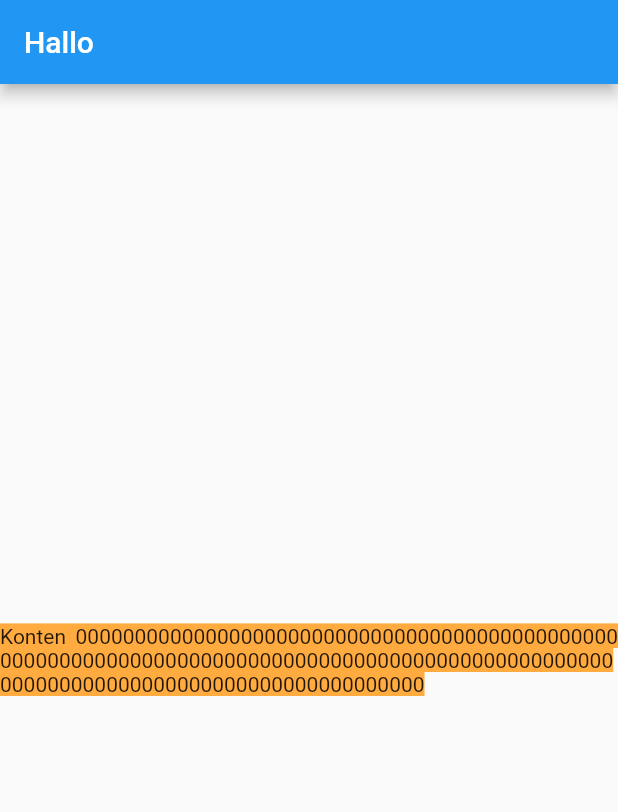
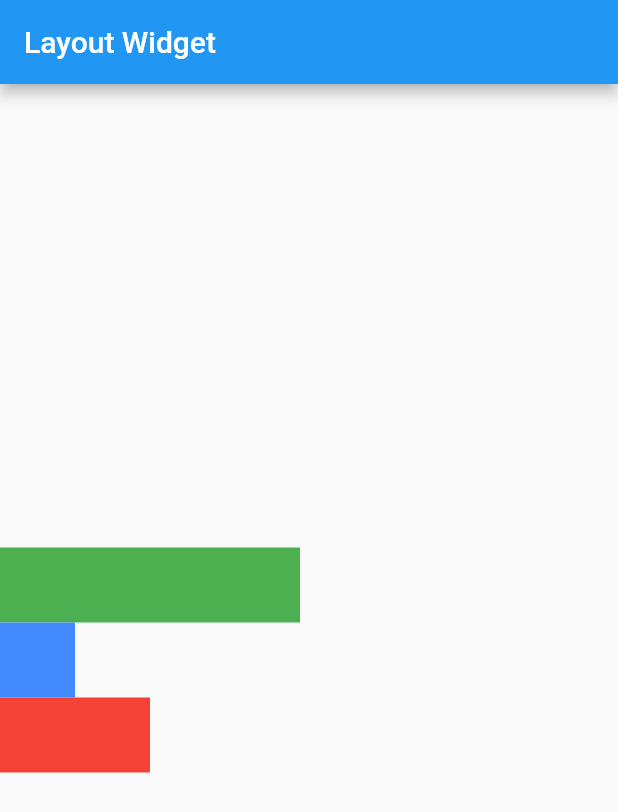
Before and after one commit to revanggaajip/latihan-flutter, a Flutter app: the screen it shows after launch, on a phone screen of 412 x 824 dp. Shown: the top 812 px of the screen. Run offline on Flutter 3.47's test engine with Material 2 defaults, Android fonts, the phone set to English and light mode, and no system bars.

```diff
--- a/lib/main.dart
+++ b/lib/main.dart
@@ -1,27 +1,39 @@
 import 'package:flutter/material.dart';
 
 void main() {
-  runApp(MainApp());
+  runApp(MyApp());
 }
 
-class MainApp extends StatelessWidget {
-  const MainApp({Key? key}) : super(key: key);
+class MyApp extends StatelessWidget {
+  const MyApp({Key? key}) : super(key: key);
 
   @override
   Widget build(BuildContext context) {
     return MaterialApp(
-      debugShowCheckedModeBanner: false,
       home: Scaffold(
         appBar: AppBar(
-          title: Text("Hallo"),
+          title: Text('Layout Widget'),
         ),
-        body: Center(
-          child: Text(
-              'Konten 00000000000000000000000000000000000000000000000000000000000000000000000000000000000000000000000000000000000000000000000000000000000000',
-          textAlign: TextAlign.justify,
-          style: TextStyle(
-            backgroundColor: Colors.orangeAccent
-          )),
+        body: Column(
+          children: [
+            Container(
+              width: 200,
+              height: 50,
+              color: Colors.green,
+            ),
+            Container(
+              width: 50,
+              height: 50,
+              color: Colors.blueAccent,
+            ),
+            Container(
+              width: 100,
+              height: 50,
+              color: Colors.red,
+            ),
+          ],
+          mainAxisAlignment: MainAxisAlignment.center,
+          crossAxisAlignment: CrossAxisAlignment.start,
         ),
       ),
     );
```
